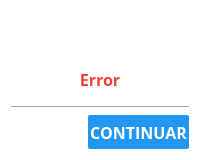
Qt form interface/qt/ui/errorPopUp.ui (usbceic/ceic-sv) before a commit.
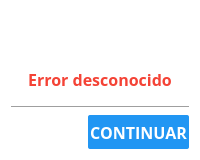
The same form after that commit. Icons and pictures are not drawn.

The edit to the form file:
```diff
--- a/interface/qt/ui/errorPopUp.ui
+++ b/interface/qt/ui/errorPopUp.ui
@@ -122,7 +122,7 @@
         <string notr="true"/>
        </property>
        <property name="text">
-        <string>&lt;html&gt;&lt;head/&gt;&lt;body&gt;&lt;p&gt;Error&lt;/p&gt;&lt;/body&gt;&lt;/html&gt;</string>
+        <string>&lt;html&gt;&lt;head/&gt;&lt;body&gt;&lt;p&gt;Error desconocido&lt;/p&gt;&lt;/body&gt;&lt;/html&gt;</string>
        </property>
        <property name="alignment">
         <set>Qt::AlignCenter</set>
```
